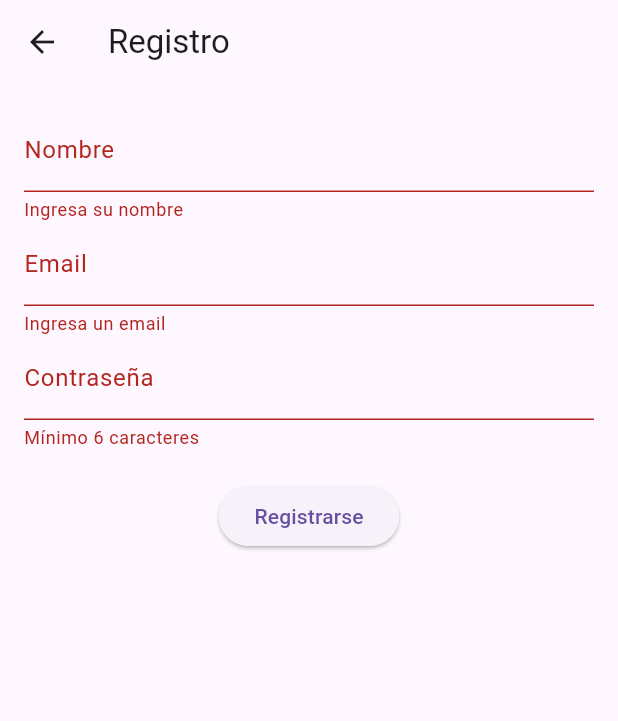
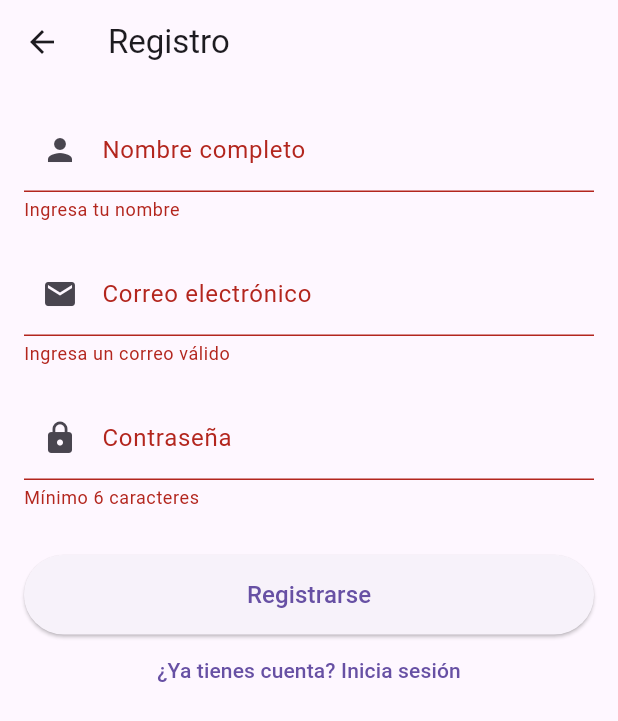
Before and after one commit to epis-upt-flor/proyecto-final-oreganoai, a Flutter app: the RegisterPage screen opened directly, after a tap on "Registrarse", on a phone screen of 412 x 824 dp. Shown: the top 721 px of the screen. Run offline on Flutter 3.47's test engine with Material 3 defaults, Android fonts, the phone set to English and light mode, and no system bars; our stand-ins replace cloud_firestore, firebase_auth, firebase_core, image_picker; accounts and stored records are empty.

Commit message:
regsiterv3

```diff
--- a/organoai/lib/vista/register.dart
+++ b/organoai/lib/vista/register.dart
@@ -1,5 +1,6 @@
+import 'package:firebase_auth/firebase_auth.dart';
 import 'package:flutter/material.dart';
-import 'package:organoai/logica/logicaRegister.dart'; // Servicio backend
+import 'package:organoai/logica/logicaRegister.dart';
 
 class RegisterPage extends StatefulWidget {
   const RegisterPage({super.key});
@@ -21,21 +22,76 @@ class _RegisterPageState extends State<RegisterPage> {
     setState(() => _isLoading = true);
 
     try {
-      // Llama al servicio de autenticación (backend)
-      await AuthService().registerWithEmail(
+      final user = await AuthService().registerWithEmail(
         _emailController.text.trim(),
         _passwordController.text.trim(),
-        _nameController.text.trim(), // Replace with the actual third argument
+        _nameController.text.trim(),
       );
 
-      // Navegar a home después del registro exitoso
-      Navigator.pushReplacementNamed(context, '/foto');
+      if (user != null && mounted) {
+        _showVerificationDialog(user);
+      }
     } catch (e) {
-      ScaffoldMessenger.of(context).showSnackBar(
-        SnackBar(content: Text(e.toString())),
-      );
+      if (mounted) {
+        ScaffoldMessenger.of(context).showSnackBar(
+          SnackBar(content: Text(e.toString().replaceAll('Exception: ', ''))),
+        );
+      }
     } finally {
-      setState(() => _isLoading = false);
+      if (mounted) {
+        setState(() => _isLoading = false);
+      }
+    }
+  }
+
+  void _showVerificationDialog(User user) {
+    showDialog(
+      context: context,
+      barrierDismissible: false,
+      builder: (context) => AlertDialog(
+        title: const Text('Verifica tu correo'),
+        content: Column(
+          mainAxisSize: MainAxisSize.min,
+          children: [
+            const Text(
+                'Hemos enviado un enlace de verificación a tu correo electrónico.'),
+            const SizedBox(height: 15),
+            Text(
+              _emailController.text.trim(),
+              style: const TextStyle(fontWeight: FontWeight.bold),
+            ),
+            const SizedBox(height: 20),
+            const Text('¿No recibiste el correo?'),
+          ],
+        ),
+        actions: [
+          TextButton(
+            onPressed: () => Navigator.pop(context),
+            child: const Text('Cerrar'),
+          ),
+          TextButton(
+            onPressed: () => _resendVerification(user),
+            child: const Text('Reenviar correo'),
+          ),
+        ],
+      ),
+    ).then((_) => Navigator.pop(context)); // Regresa al login al cerrar
+  }
+
+  Future<void> _resendVerification(User user) async {
+    try {
+      await AuthService().resendVerificationEmail();
+      if (mounted) {
+        ScaffoldMessenger.of(context).showSnackBar(
+          const SnackBar(content: Text('Correo de verificación reenviado')),
+        );
+      }
+    } catch (e) {
+      if (mounted) {
+        ScaffoldMessenger.of(context).showSnackBar(
+          SnackBar(content: Text(e.toString().replaceAll('Exception: ', ''))),
+        );
+      }
     }
   }
 
@@ -47,33 +103,50 @@ class _RegisterPageState extends State<RegisterPage> {
         padding: const EdgeInsets.all(16.0),
         child: Form(
           key: _formKey,
-          child: Column(
+          child: ListView(
             children: [
               TextFormField(
                 controller: _nameController,
-                decoration: const InputDecoration(labelText: 'Nombre'),
+                decoration: const InputDecoration(
+                  labelText: 'Nombre completo',
+                  prefixIcon: Icon(Icons.person),
+                ),
                 validator: (value) =>
-                    value!.isEmpty ? 'Ingresa su nombre' : null,
+                    value!.isEmpty ? 'Ingresa tu nombre' : null,
               ),
+              const SizedBox(height: 20),
               TextFormField(
                 controller: _emailController,
-                decoration: const InputDecoration(labelText: 'Email'),
+                decoration: const InputDecoration(
+                  labelText: 'Correo electrónico',
+                  prefixIcon: Icon(Icons.email),
+                ),
+                keyboardType: TextInputType.emailAddress,
                 validator: (value) =>
-                    value!.isEmpty ? 'Ingresa un email' : null,
+                    !value!.contains('@') ? 'Ingresa un correo válido' : null,
               ),
+              const SizedBox(height: 20),
               TextFormField(
                 controller: _passwordController,
                 obscureText: true,
-                decoration: const InputDecoration(labelText: 'Contraseña'),
+                decoration: const InputDecoration(
+                    labelText: 'Contraseña', prefixIcon: Icon(Icons.lock)),
                 validator: (value) =>
                     value!.length < 6 ? 'Mínimo 6 caracteres' : null,
               ),
-              const SizedBox(height: 20),
+              const SizedBox(height: 30),
               ElevatedButton(
+                style: ElevatedButton.styleFrom(
+                  padding: const EdgeInsets.symmetric(vertical: 15),
+                ),
                 onPressed: _isLoading ? null : _register,
                 child: _isLoading
                     ? const CircularProgressIndicator()
-                    : const Text('Registrarse'),
+                    : const Text('Registrarse', style: TextStyle(fontSize: 16)),
+              ),
+              TextButton(
+                onPressed: () => Navigator.pop(context),
+                child: const Text('¿Ya tienes cuenta? Inicia sesión'),
               ),
             ],
           ),
```
Also changed, not shown: organoai/lib/logica/logicaRegister.dart (+22 -6 lines).
